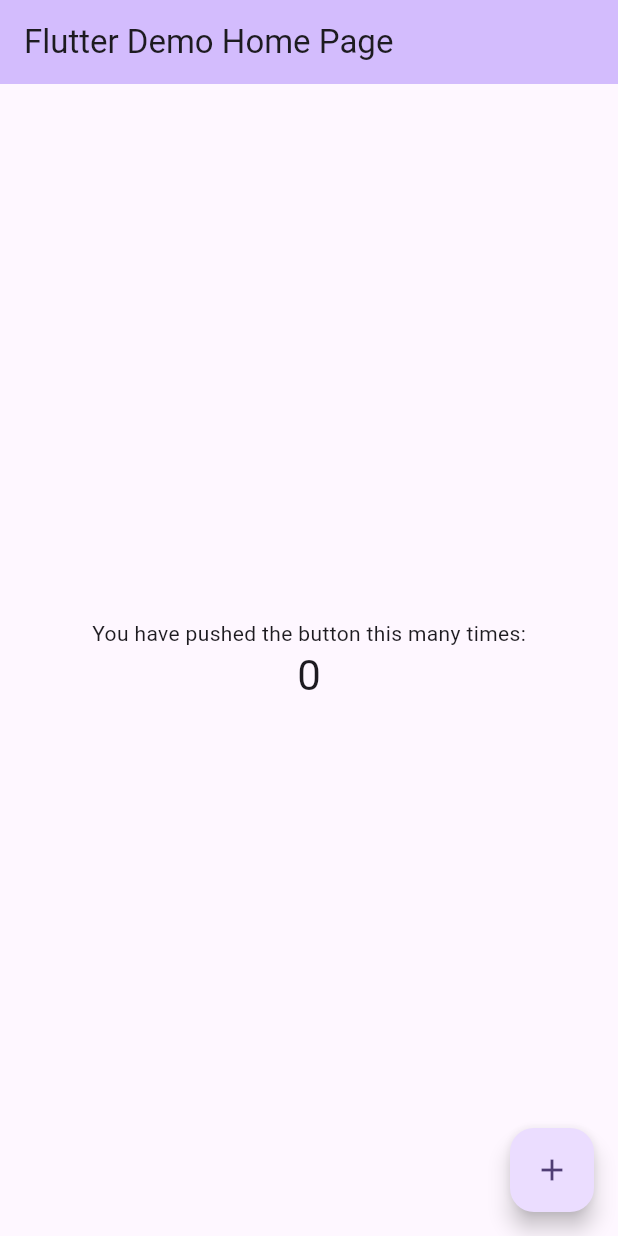
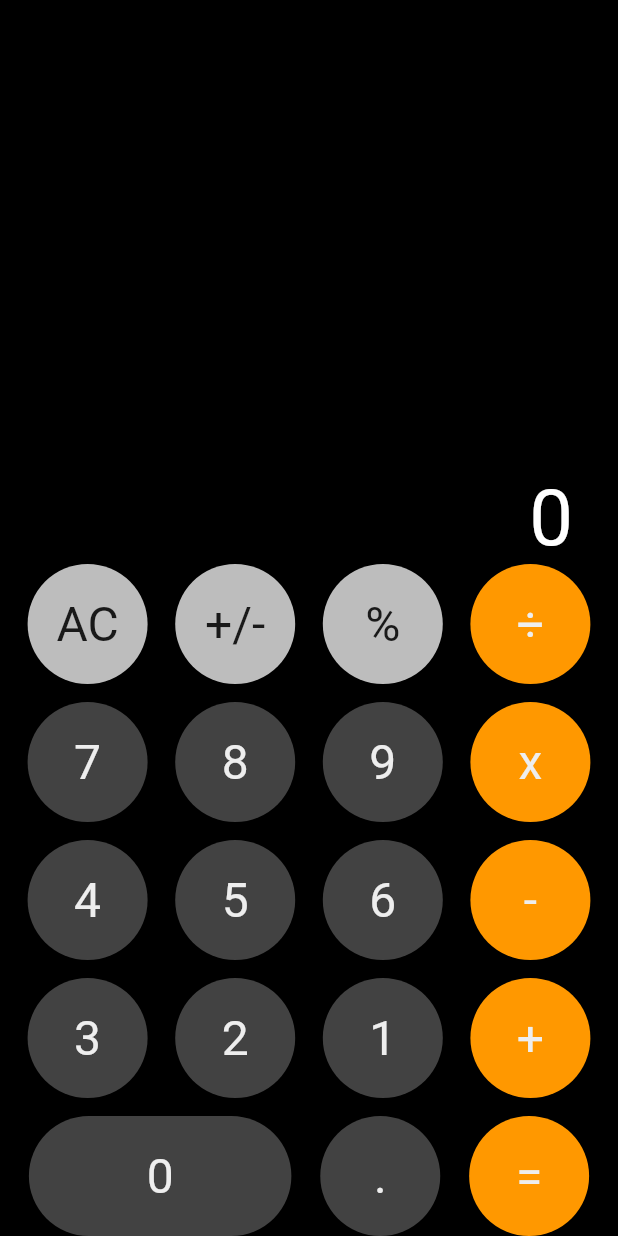
Before and after one commit to HeshmatGhaffariHadid/Apple-Calculator, a Flutter app: the screen it shows after launch, on a phone screen of 412 x 824 dp. Run offline on Flutter 3.47's test engine with Material 2 defaults, Android fonts, the phone set to English and light mode, and no system bars.

Commit message:
Ap UI completed

```diff
--- a/lib/main.dart
+++ b/lib/main.dart
@@ -1,125 +1,205 @@
 import 'package:flutter/material.dart';
 
 void main() {
-  runApp(const MyApp());
+  runApp(HomePage());
 }
 
-class MyApp extends StatelessWidget {
-  const MyApp({super.key});
+class HomePage extends StatelessWidget {
+  int input = 0;
+  int? result;
 
-  // This widget is the root of your application.
   @override
   Widget build(BuildContext context) {
     return MaterialApp(
-      title: 'Flutter Demo',
-      theme: ThemeData(
-        // This is the theme of your application.
-        //
-        // TRY THIS: Try running your application with "flutter run". You'll see
-        // the application has a blue toolbar. Then, without quitting the app,
-        // try changing the seedColor in the colorScheme below to Colors.green
-        // and then invoke "hot reload" (save your changes or press the "hot
-        // reload" button in a Flutter-supported IDE, or press "r" if you used
-        // the command line to start the app).
-        //
-        // Notice that the counter didn't reset back to zero; the application
-        // state is not lost during the reload. To reset the state, use hot
-        // restart instead.
-        //
-        // This works for code too, not just values: Most code changes can be
-        // tested with just a hot reload.
-        colorScheme: ColorScheme.fromSeed(seedColor: Colors.deepPurple),
-        useMaterial3: true,
+      home: Scaffold(
+        backgroundColor: Colors.black,
+        body: SafeArea(
+          child: Column(
+            mainAxisAlignment: MainAxisAlignment.end,
+            children: [
+              SizedBox(height: 270),
+              Row(mainAxisAlignment: MainAxisAlignment.end,
+                children: [
+
+                  Text('0',style: TextStyle(
+                    fontSize: 52,
+                    color: Colors.white
+                  )),SizedBox(width: 30),
+                ],
+              ),
+              Row(
+                mainAxisAlignment: MainAxisAlignment.spaceEvenly,
+                children: [
+                  Clicks(
+                      operationColor: Colors.black87,
+                      containerColor: Colors.grey.shade400,
+                      operation: 'AC'
+                  ),
+                  Clicks(
+                      operationColor: Colors.black87,
+                      containerColor: Colors.grey.shade400,
+                      operation: '+/-'
+                  ),
+                  Clicks(
+                      operationColor: Colors.black87,
+                      containerColor: Colors.grey.shade400,
+                      operation: '%'
+                  ),
+                  Clicks(
+                      operationColor: Colors.grey.shade200,
+                      containerColor: Colors.orange,
+                      operation: '÷'
+                  ),
+                ],
+              ),
+              SizedBox(height: 12),
+              Row(
+                mainAxisAlignment: MainAxisAlignment.spaceEvenly,
+                children: [
+                  Clicks(
+                      operationColor: Colors.grey.shade200,
+                      containerColor: Colors.grey.shade800,
+                      operation: '7'
+                  ),
+                  Clicks(
+                      operationColor: Colors.grey.shade200,
+                      containerColor: Colors.grey.shade800,
+                      operation: '8'
+                  ),
+                  Clicks(
+                      operationColor: Colors.grey.shade200,
+                      containerColor: Colors.grey.shade800,
+                      operation: '9'
+                  ),
+                  Clicks(
+                      operationColor: Colors.grey.shade200,
+                      containerColor: Colors.orange,
+                      operation: 'x'
+                  ),
+                ],
+              ),
+              SizedBox(height: 12),
+              Row(
+                mainAxisAlignment: MainAxisAlignment.spaceEvenly,
+                children: [
+                  Clicks(
+                      operationColor: Colors.grey.shade200,
+                      containerColor: Colors.grey.shade800,
+                      operation: '4'
+                  ),
+                  Clicks(
+                      operationColor: Colors.grey.shade200,
+                      containerColor: Colors.grey.shade800,
+                      operation: '5'
+                  ),
+                  Clicks(
+                      operationColor: Colors.grey.shade200,
+                      containerColor: Colors.grey.shade800,
+                      operation: '6'
+                  ),
+                  Clicks(
+                      operationColor: Colors.grey.shade200,
+                      containerColor: Colors.orange,
+                      operation: '-'
+                  ),
+                ],
+              ),
+              SizedBox(height: 12),
+              Row(
+                mainAxisAlignment: MainAxisAlignment.spaceEvenly,
+                children: [
+                  Clicks(
+                      operationColor: Colors.grey.shade200,
+                      containerColor: Colors.grey.shade800,
+                      operation: '3'
+                  ),
+                  Clicks(
+                      operationColor: Colors.grey.shade200,
+                      containerColor: Colors.grey.shade800,
+                      operation: '2'
+                  ),
+                  Clicks(
+                      operationColor: Colors.grey.shade200,
+                      containerColor: Colors.grey.shade800,
+                      operation: '1'
+                  ),
+                  Clicks(
+                      operationColor: Colors.grey.shade200,
+                      containerColor: Colors.orange,
+                      operation: '+'
+                  ),
+                ],
+              ),
+              SizedBox(height: 12),
+              Row(
+                mainAxisAlignment: MainAxisAlignment.spaceEvenly,
+                children: [
+                  Container(
+                    height:80,
+                    width: 175,
+                    decoration: BoxDecoration(
+                      color:Colors.grey.shade800,
+                      borderRadius: BorderRadius.circular(50)
+                    ),
+                    child: Center(
+                      child: Text('0',style: TextStyle(
+                        fontSize: 32,
+                        color: Colors.grey.shade200,
+                      ),),
+                    ),
+                  ),
+
+                  Clicks(
+                      operationColor: Colors.grey.shade200,
+                      containerColor: Colors.grey.shade800,
+                      operation: '.'
+                  ),
+                  Clicks(
+                      operationColor: Colors.grey.shade200,
+                      containerColor: Colors.orange,
+                      operation: '='
+                  ),
+                ],
+              ),
+            ],
+          ),
+        ),
       ),
-      home: const MyHomePage(title: 'Flutter Demo Home Page'),
     );
   }
 }
 
-class MyHomePage extends StatefulWidget {
-  const MyHomePage({super.key, required this.title});
-
-  // This widget is the home page of your application. It is stateful, meaning
-  // that it has a State object (defined below) that contains fields that affect
-  // how it looks.
-
-  // This class is the configuration for the state. It holds the values (in this
-  // case the title) provided by the parent (in this case the App widget) and
-  // used by the build method of the State. Fields in a Widget subclass are
-  // always marked "final".
-
-  final String title;
-
-  @override
-  State<MyHomePage> createState() => _MyHomePageState();
-}
-
-class _MyHomePageState extends State<MyHomePage> {
-  int _counter = 0;
-
-  void _incrementCounter() {
-    setState(() {
-      // This call to setState tells the Flutter framework that something has
-      // changed in this State, which causes it to rerun the build method below
-      // so that the display can reflect the updated values. If we changed
-      // _counter without calling setState(), then the build method would not be
-      // called again, and so nothing would appear to happen.
-      _counter++;
-    });
-  }
+class Clicks extends StatelessWidget {
+  late Color operationColor;
+  late Color containerColor;
+  late String operation;
+  Clicks(
+      {required this.operationColor,
+      required this.containerColor,
+      required this.operation});
 
   @override
   Widget build(BuildContext context) {
-    // This method is rerun every time setState is called, for instance as done
-    // by the _incrementCounter method above.
-    //
-    // The Flutter framework has been optimized to make rerunning build methods
-    // fast, so that you can just rebuild anything that needs updating rather
-    // than having to individually change instances of widgets.
-    return Scaffold(
-      appBar: AppBar(
-        // TRY THIS: Try changing the color here to a specific color (to
-        // Colors.amber, perhaps?) and trigger a hot reload to see the AppBar
-        // change color while the other colors stay the same.
-        backgroundColor: Theme.of(context).colorScheme.inversePrimary,
-        // Here we take the value from the MyHomePage object that was created by
-        // the App.build method, and use it to set our appbar title.
-        title: Text(widget.title),
-      ),
-      body: Center(
-        // Center is a layout widget. It takes a single child and positions it
-        // in the middle of the parent.
-        child: Column(
-          // Column is also a layout widget. It takes a list of children and
-          // arranges them vertically. By default, it sizes itself to fit its
-          // children horizontally, and tries to be as tall as its parent.
-          //
-          // Column has various properties to control how it sizes itself and
-          // how it positions its children. Here we use mainAxisAlignment to
-          // center the children vertically; the main axis here is the vertical
-          // axis because Columns are vertical (the cross axis would be
-          // horizontal).
-          //
-          // TRY THIS: Invoke "debug painting" (choose the "Toggle Debug Paint"
-          // action in the IDE, or press "p" in the console), to see the
-          // wireframe for each widget.
-          mainAxisAlignment: MainAxisAlignment.center,
-          children: <Widget>[
-            const Text(
-              'You have pushed the button this many times:',
+    return GestureDetector(
+      onTap: (){
+      },
+      child: Container(
+        height: 80,
+        width: 80,
+        decoration: BoxDecoration(
+          color: containerColor,
+          borderRadius: BorderRadius.circular(100),
+        ),
+        child: Center(
+          child: Text(
+            operation,
+            style: TextStyle(
+              color: operationColor,
+              fontSize: 32,
             ),
-            Text(
-              '$_counter',
-              style: Theme.of(context).textTheme.headlineMedium,
-            ),
-          ],
+          ),
         ),
       ),
-      floatingActionButton: FloatingActionButton(
-        onPressed: _incrementCounter,
-        tooltip: 'Increment',
-        child: const Icon(Icons.add),
-      ), // This trailing comma makes auto-formatting nicer for build methods.
     );
   }
 }
```
Also changed, not shown: 1 other file.
